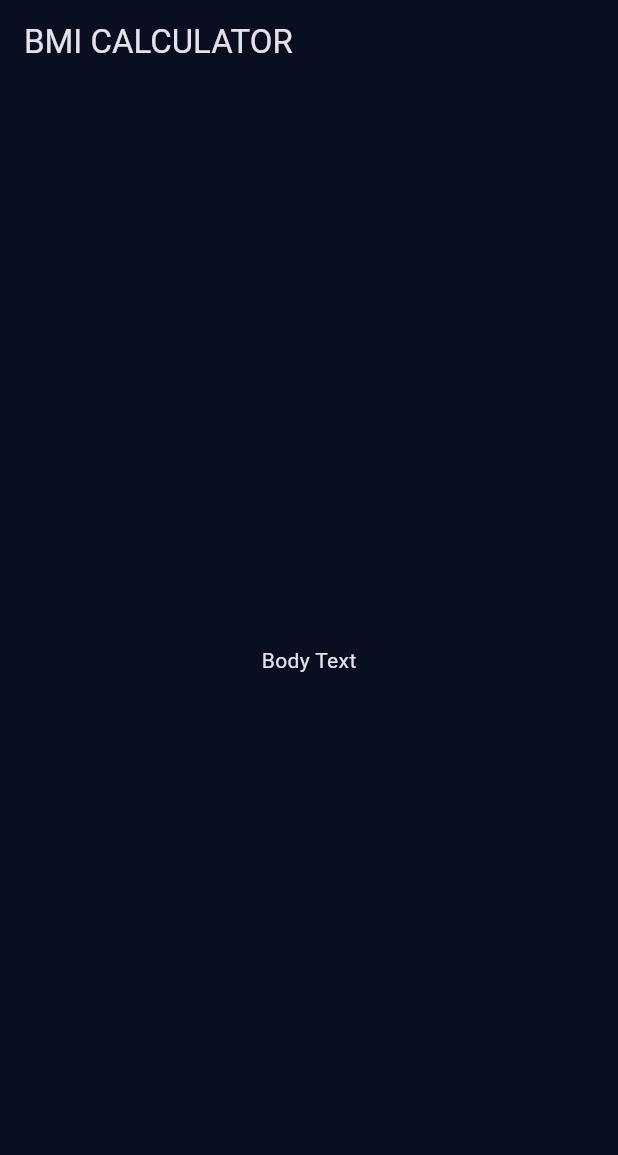
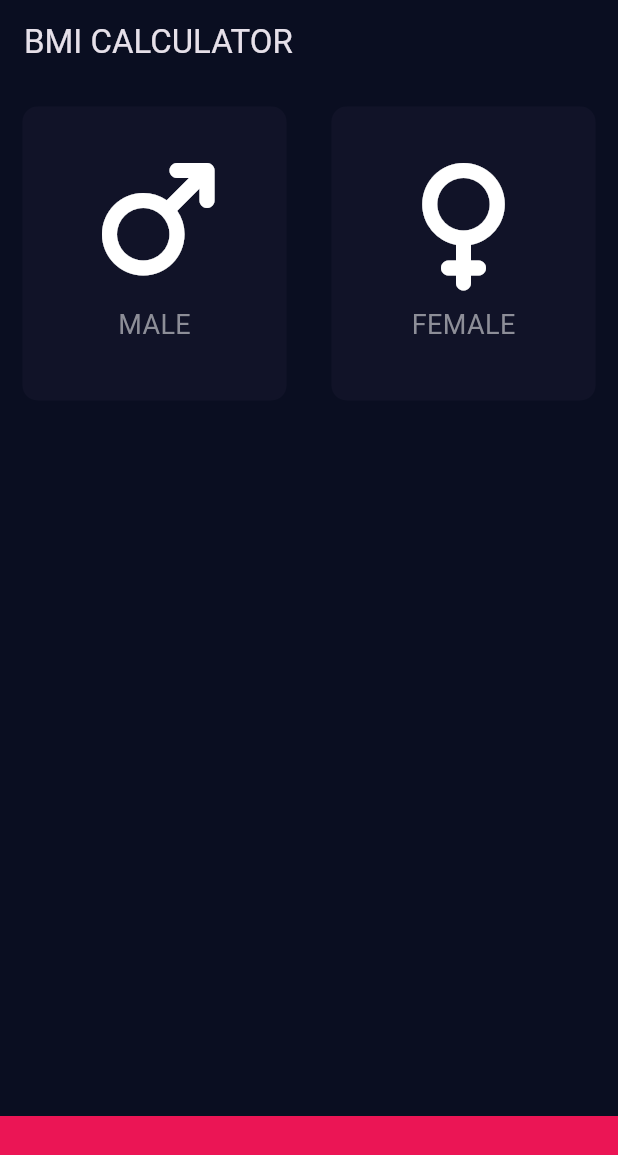
Before and after one commit to Rashmin47/bmi_calculator, a Flutter app: the screen it shows after launch, on a phone screen of 412 x 824 dp. Shown: the top 1155 px of the screen. Run offline on Flutter 3.47's test engine with Material 3 defaults, Android fonts, the phone set to English and light mode, and no system bars; our stand-ins replace font_awesome_flutter.

Commit message:
Added Input Page

```diff
--- /dev/null
+++ b/lib/icon_content.dart
@@ -0,0 +1,27 @@
+
+import 'package:flutter/material.dart';
+
+class IconContent extends StatelessWidget {
+  const IconContent({
+    super.key, required this.text, required this.icon,
+  });
+  final String text;
+  final IconData icon;
+  @override
+  Widget build(BuildContext context) {
+    return Column(
+      mainAxisAlignment: MainAxisAlignment.center,
+      children: [
+        Icon(icon, size: 80),
+        SizedBox(height: 15),
+        Text(
+          text,
+          style: TextStyle(
+            fontSize: 18,
+            color: Color(0xFF8D8E98),
+          ),
+        ),
+      ],
+    );
+  }
+}
--- a/lib/input_page.dart
+++ b/lib/input_page.dart
@@ -1,4 +1,15 @@
+import 'dart:ui';
+
+import 'package:bmi_calculator/reusable_card.dart';
 import 'package:flutter/material.dart';
+import 'package:font_awesome_flutter/font_awesome_flutter.dart';
+
+import 'icon_content.dart';
+
+const bottomContainerHeight = 80.0;
+const activeCardColour = Color(0xFF1D1E33);
+const inactiveCardColour = Color(0xFF111328);
+const bottomContainerColour = Color(0xFFEB1555);
 
 class InputPage extends StatefulWidget {
   const InputPage({super.key});
@@ -8,6 +19,28 @@ class InputPage extends StatefulWidget {
 }
 
 class _InputPageState extends State<InputPage> {
+  Color maleCardColor = inactiveCardColour;
+  Color femaleCardColor = inactiveCardColour;
+
+  void updateColor(int gender) {
+    if (gender == 1) {
+      if(maleCardColor == inactiveCardColour){
+        maleCardColor = activeCardColour;
+        femaleCardColor = inactiveCardColour;
+    }else {
+      maleCardColor = inactiveCardColour;
+    }
+    }
+    if (gender == 2) {
+      if(femaleCardColor == inactiveCardColour){
+        femaleCardColor = activeCardColour;
+        maleCardColor = inactiveCardColour;
+      }else {
+        femaleCardColor = inactiveCardColour;
+      }
+    }
+  }
+
   @override
   Widget build(BuildContext context) {
     return Scaffold(
@@ -15,8 +48,80 @@ class _InputPageState extends State<InputPage> {
         backgroundColor: Color(0xFF0A0E21),
         title: Text('BMI CALCULATOR'),
       ),
-      body: Center(child: Text('Body Text')),
+      body: Column(
+        children: [
+          Expanded(
+            child: Row(
+              children: [
+                Expanded(
+                  child: GestureDetector(
+                    onTap: () {
+                      setState(() {
+                        updateColor(1);
+                      });
+                    },
+                    child: ReusableCard(
+                      colour: maleCardColor,
+                      cardChild: IconContent(
+                        text: 'MALE',
+                        icon: FontAwesomeIcons.mars,
+                      ),
+                    ),
+                  ),
+                ),
+                Expanded(
+                  child: GestureDetector(
+                    onTap: () {
+                      setState(() {
+                        updateColor(2);
+                      });
+                    },
+                    child: ReusableCard(
+                      colour: femaleCardColor,
+                      cardChild: IconContent(
+                        text: 'FEMALE',
+                        icon: FontAwesomeIcons.venus,
+                      ),
+                    ),
+                  ),
+                ),
+              ],
+            ),
+          ),
+          Expanded(
+            child: ReusableCard(
+              colour: activeCardColour,
+              cardChild: SizedBox(),
+            ),
+          ),
+          Expanded(
+            child: Row(
+              children: [
+                Expanded(
+                  child: ReusableCard(
+                    colour: activeCardColour,
+                    cardChild: SizedBox(),
+                  ),
+                ),
+                Expanded(
+                  child: ReusableCard(
+                    colour: activeCardColour,
+                    cardChild: SizedBox(),
+                  ),
+                ),
+              ],
+            ),
+          ),
+          Container(
+            color: bottomContainerColour,
+            margin: EdgeInsets.only(top: 10),
 
+            width: double.infinity,
+
+            height: 80.0,
+          ),
+        ],
+      ),
     );
   }
 }
--- /dev/null
+++ b/lib/reusable_card.dart
@@ -0,0 +1,20 @@
+import 'package:flutter/material.dart';
+
+class ReusableCard extends StatelessWidget {
+  ReusableCard({required this.colour, required this.cardChild});
+
+  final Color colour;
+  final Widget cardChild;
+
+  @override
+  Widget build(BuildContext context) {
+    return Container(
+      margin: EdgeInsets.all(15),
+      decoration: BoxDecoration(
+        color: colour,
+        borderRadius: BorderRadius.circular(10),
+      ),
+      child: cardChild,
+    );
+  }
+}
--- a/pubspec.yaml
+++ b/pubspec.yaml
@@ -34,6 +34,7 @@ dependencies:
   # The following adds the Cupertino Icons font to your application.
   # Use with the CupertinoIcons class for iOS style icons.
   cupertino_icons: ^1.0.8
+  font_awesome_flutter: ^10.12.0
 
 dev_dependencies:
   flutter_test:
```
Also changed, not shown: pubspec.lock.
